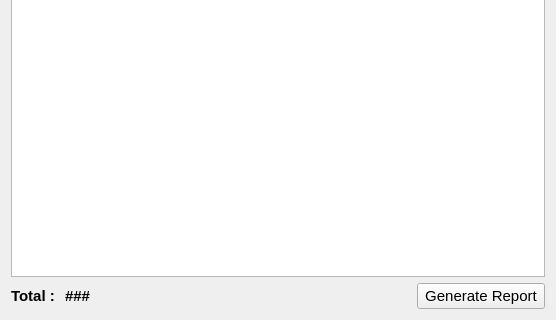
Qt form estorecpp/customerwisesalessummary.ui (Watti/estorecpp) before a commit; both pictures show x 0 to 556 and y 166 to 486 of the 556 by 486 pixel window.
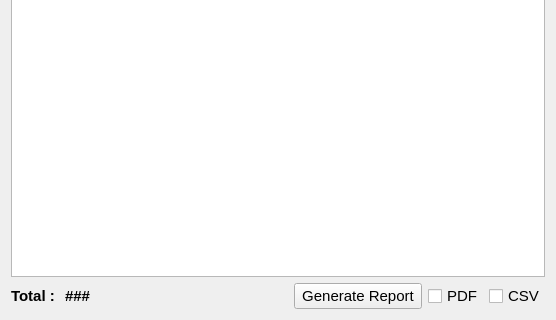
The same form after that commit.

Commit message: pdf/csv check boxes added to reports

Diff of the .ui file:
```diff
--- a/estorecpp/customerwisesalessummary.ui
+++ b/estorecpp/customerwisesalessummary.ui
@@ -173,6 +173,30 @@
        </property>
       </widget>
      </item>
+     <item>
+      <widget class="QCheckBox" name="pdf">
+       <property name="font">
+        <font>
+         <pointsize>11</pointsize>
+        </font>
+       </property>
+       <property name="text">
+        <string>PDF</string>
+       </property>
+      </widget>
+     </item>
+     <item>
+      <widget class="QCheckBox" name="csv">
+       <property name="font">
+        <font>
+         <pointsize>11</pointsize>
+        </font>
+       </property>
+       <property name="text">
+        <string>CSV</string>
+       </property>
+      </widget>
+     </item>
     </layout>
    </item>
    <item>
```
The commit also changes 12 other files.
